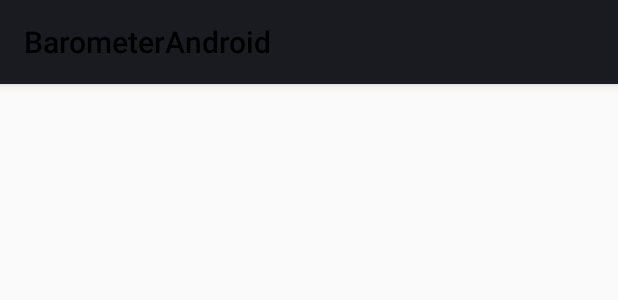
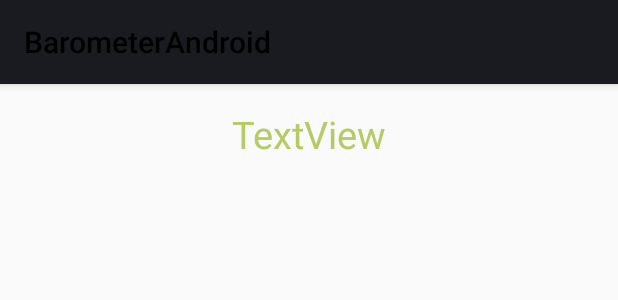
Before and after one commit to tanguyds/BarometerAndroid, an Android app: the layout activity_dashboard_node.xml on its own in the app's theme, with its tools: preview values and no code run, on a phone screen of 412 x 824 dp. Shown: the top 300 px of the screen. Run offline under Robolectric (Android 15) with nearby library versions, the phone set to English and light mode, and no system bars.

```diff
--- a/app/build.gradle
+++ b/app/build.gradle
@@ -15,6 +15,10 @@ android {
             minifyEnabled false
             proguardFiles getDefaultProguardFile('proguard-android.txt'), 'proguard-rules.pro'
         }
+    }
+    compileOptions {
+        targetCompatibility 1.8
+        sourceCompatibility 1.8
     }
 }
 
--- a/app/src/main/java/com/nalu/barometer/MainActivity.java
+++ b/app/src/main/java/com/nalu/barometer/MainActivity.java
@@ -37,7 +37,7 @@ public class MainActivity extends Activity {
         etPassword = findViewById(R.id.etPassword);
     }
 
-    private boolean loggingIn = false;
+    static boolean loggingIn = false;
     private void addEventHandlers() {
         btnLogin.setOnClickListener(new View.OnClickListener() {
             @Override
@@ -60,6 +60,7 @@ public class MainActivity extends Activity {
                     String authorization = String.format("%s %s", user.getToken_type(), user.getAccess_token());
                     sendFirebaseToken(authorization);
 
+
                     Intent intent = new Intent(MainActivity.this, BarometerActivity.class);
                     intent.putExtra("authorization", authorization);
                     startActivity(intent);
@@ -68,6 +69,7 @@ public class MainActivity extends Activity {
                 }
                 loggingIn = false;
             }
+
 
             @Override
             public void onFailure(Call<User> call, Throwable t) {
--- a/app/src/main/res/layout/activity_dashboard_node.xml
+++ b/app/src/main/res/layout/activity_dashboard_node.xml
@@ -1,24 +1,38 @@
 <?xml version="1.0" encoding="utf-8"?>
 <android.support.constraint.ConstraintLayout xmlns:android="http://schemas.android.com/apk/res/android"
+    xmlns:app="http://schemas.android.com/apk/res-auto"
     xmlns:tools="http://schemas.android.com/tools"
-    xmlns:app="http://schemas.android.com/apk/res-auto"
     android:id="@+id/constraintLayout"
     android:layout_width="match_parent"
     android:layout_height="match_parent"
     tools:context="com.nalu.barometer.dashboard.DashboardNodeActivity">
 
+    <TextView
+        android:id="@+id/tvDashboardName"
+        android:layout_width="wrap_content"
+        android:layout_height="wrap_content"
+
+        android:layout_marginBottom="22dp"
+        android:layout_marginTop="16dp"
+        android:text="TextView"
+        android:textColor="@color/colorNalu"
+        android:textSize="25dp"
+        app:layout_constraintBottom_toTopOf="@+id/lvDashboardNode"
+        app:layout_constraintEnd_toEndOf="parent"
+        app:layout_constraintStart_toStartOf="parent"
+        app:layout_constraintTop_toTopOf="parent" />
+
     <ListView
         android:id="@+id/lvDashboardNode"
         android:layout_width="0dp"
         android:layout_height="0dp"
-        android:layout_marginBottom="8dp"
-        android:layout_marginEnd="8dp"
-        android:layout_marginStart="8dp"
-        android:layout_marginTop="16dp"
+        android:layout_marginBottom="34dp"
+        android:layout_marginEnd="4dp"
+        android:layout_marginStart="4dp"
         app:layout_constraintBottom_toBottomOf="parent"
         app:layout_constraintEnd_toEndOf="parent"
-        app:layout_constraintLeft_toLeftOf="parent"
         app:layout_constraintStart_toStartOf="parent"
-        app:layout_constraintTop_toTopOf="parent" />
+        app:layout_constraintTop_toBottomOf="@+id/tvDashboardName" />
+
 
 </android.support.constraint.ConstraintLayout>
--- a/app/src/main/res/values/strings.xml
+++ b/app/src/main/res/values/strings.xml
@@ -37,5 +37,6 @@
         completions."
     </string>
     <string name="logo">logo</string>
+    <string name="log_off">Log off</string>
 
 </resources>
```
Also changed, not shown: app/src/main/java/com/nalu/barometer/dashboard/BarometerActivity.java (+20 -1 lines), app/src/main/java/com/nalu/barometer/dashboard/DashboardActivity.java (+10 -2 lines), app/src/main/java/com/nalu/barometer/dashboard/DashboardNodeActivity.java (+11 -2 lines), app/src/main/java/com/nalu/barometer/dashboard/DashboardNodeDetailsActivity.java (+10 -1 lines), app/src/main/res/layout/activity_barometer.xml (+37 -7 lines), app/src/main/res/layout/activity_dashboard.xml (+15 -3 lines), app/src/main/res/layout/activity_dashboard_node_details.xml (+18 -1 lines), app/src/main/res/drawable/grafieken.PNG (added).
